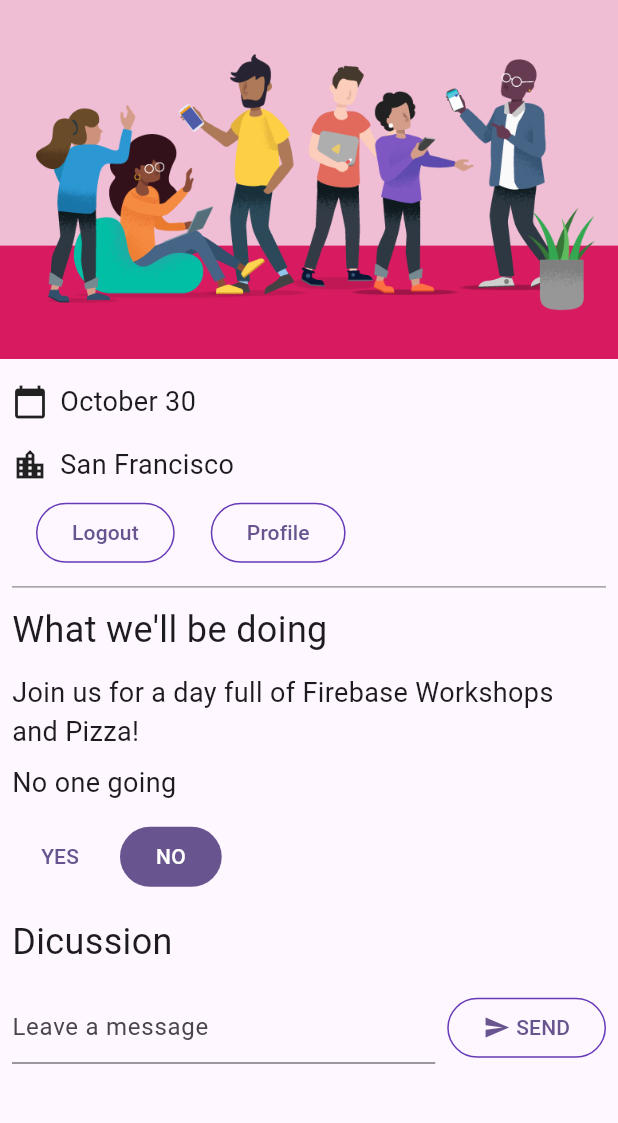
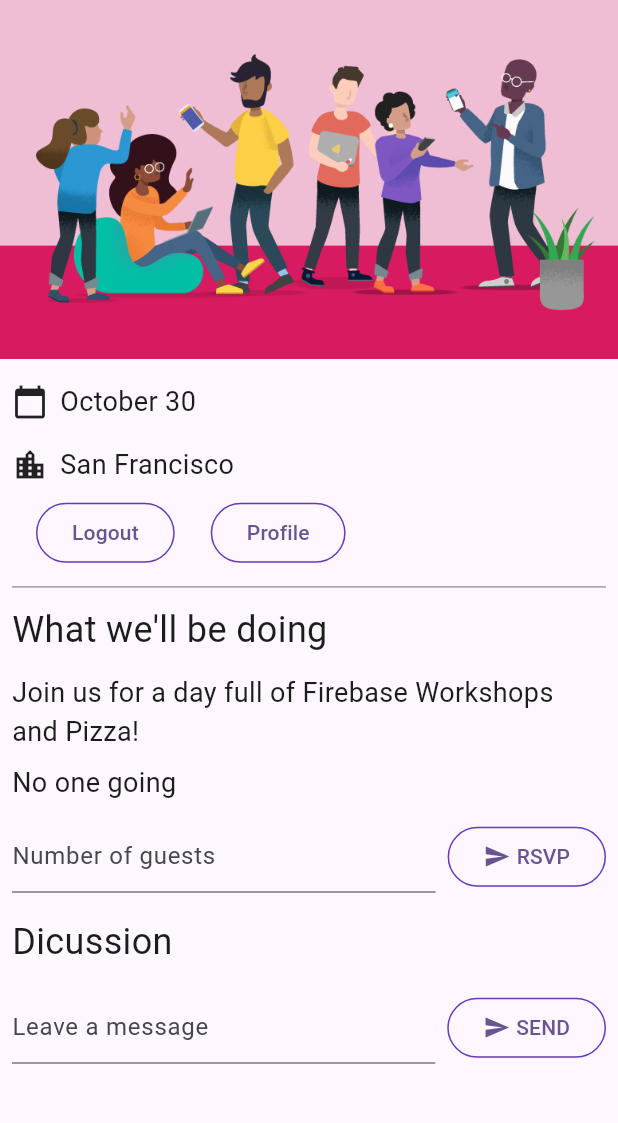
Before and after one commit to LeitMoth/firebase_demo, a Flutter app: the screen it shows once a user with an empty profile is signed in, on a phone screen of 412 x 824 dp, the part 84-1207 px from its top. Run offline on Flutter 3.47's test engine with Material 3 defaults, Android fonts, the phone set to English and light mode, and no system bars; our stand-ins replace cloud_firestore, firebase_auth, firebase_core, go_router, google_fonts; missing offline and left inert: firebase_ui_auth; accounts and stored records are empty.

Commit message:
create widget for RSVPing for multiple people, still working on app_state

```diff
--- a/firebase_demo/lib/app_state.dart
+++ b/firebase_demo/lib/app_state.dart
@@ -10,7 +10,7 @@ import 'package:flutter/material.dart';
 import 'firebase_options.dart';
 import 'guest_book_message.dart';
 
-enum Attending { yes, no, unknown }
+//enum Attending { yes, no, unknown }
 
 class ApplicationState extends ChangeNotifier {
   ApplicationState() {
@@ -24,21 +24,17 @@ class ApplicationState extends ChangeNotifier {
   List<GuestBookMessage> _guestBookMessages = [];
   List<GuestBookMessage> get guestBookMessages => _guestBookMessages;
 
-  int _attendees = 0;
-  int get attendees => _attendees;
+  int _totalAttendees = 0;
+  int get totalAttendees => _totalAttendees;
 
-  Attending _attending = Attending.unknown;
+  int _localNumAttending = 0;
   StreamSubscription<DocumentSnapshot>? _attendingSubscription;
-  Attending get attending => _attending;
-  set attending(Attending attending) {
+  int get localNumAttending => _localNumAttending;
+  set localNumAttending(int attending) {
     final userDoc = FirebaseFirestore.instance
         .collection('attendees')
         .doc(FirebaseAuth.instance.currentUser!.uid);
-    if (attending == Attending.yes) {
-      userDoc.set(<String, dynamic>{'attending': true});
-    } else {
-      userDoc.set(<String, dynamic>{'attending': false});
-    }
+    userDoc.set(<String, dynamic>{'numAttending': attending});
   }
 
   Future<void> init() async {
@@ -52,7 +48,7 @@ class ApplicationState extends ChangeNotifier {
         .where('attending', isEqualTo: true)
         .snapshots()
         .listen((snapshot) {
-      _attendees = snapshot.docs.length;
+      _totalAttendees = snapshot.docs.length;
       notifyListeners();
     });
 
@@ -81,13 +77,9 @@ class ApplicationState extends ChangeNotifier {
             .snapshots()
             .listen((snapshot) {
           if (snapshot.data() != null) {
-            if (snapshot.data()!['attending'] as bool) {
-              _attending = Attending.yes;
-            } else {
-              _attending = Attending.no;
-            }
+            _localNumAttending = snapshot.data()!['numAttending'] as int;
           } else {
-            _attending = Attending.unknown;
+            _localNumAttending = 0;
           }
           notifyListeners();
         });
--- a/firebase_demo/lib/home_page.dart
+++ b/firebase_demo/lib/home_page.dart
@@ -7,10 +7,10 @@ import 'package:firebase_auth/firebase_auth.dart'
         EmailAuthProvider,
         PhoneAuthProvider;
 import 'package:flutter/material.dart';
+import 'package:gtk_flutter/report_attending.dart';
 import 'package:provider/provider.dart';
 
 import 'app_state.dart';
-import 'yes_no_selection.dart';
 import 'guest_book.dart';
 import 'src/authentication.dart';
 
@@ -53,16 +53,17 @@ class HomePage extends StatelessWidget {
             builder: (context, appState, _) => Column(
               crossAxisAlignment: CrossAxisAlignment.start,
               children: [
-                switch (appState.attendees) {
+                switch (appState.totalAttendees) {
                   1 => const Paragraph('1 person going'),
-                  >= 2 => Paragraph('${appState.attendees} people going'),
+                  >= 2 => Paragraph('${appState.totalAttendees} people going'),
                   _ => const Paragraph('No one going'),
                 },
                 if (appState.loggedIn) ...[
-                  YesNoSelection(
-                    state: appState.attending,
-                    onSelection: (attending) => appState.attending = attending,
-                  ),
+                  // YesNoSelection(
+                  //   state: appState.localNumAttending,
+                  //   onSelection: (attending) => appState.localNumAttending = attending,
+                  // ),
+                  ReportAttending(localNumAttending: appState.localNumAttending, onUpdate: (attending) => appState.localNumAttending = attending),
                   const Header('Dicussion'),
                   GuestBook(
                     addMessage: (message) =>
--- /dev/null
+++ b/firebase_demo/lib/report_attending.dart
@@ -0,0 +1,61 @@
+import 'package:flutter/material.dart';
+
+import 'src/widgets.dart';
+
+class ReportAttending extends StatelessWidget {
+  ReportAttending({super.key, required this.localNumAttending, required this.onUpdate});
+  final int localNumAttending;
+  final void Function(int localNumAttending) onUpdate;
+
+  final _formKey = GlobalKey<FormState>(debugLabel: '_AttendingCountState');
+  final _controller = TextEditingController();
+
+  @override
+  Widget build(BuildContext context) {
+    return Padding(
+      padding: const EdgeInsets.all(8.0),
+      child: Form(
+        key: _formKey,
+        child: Row(
+          children: [
+            Expanded(
+              child: TextFormField(
+                controller: _controller,
+                decoration: const InputDecoration(
+                  hintText: 'Number of guests',
+                ),
+                keyboardType: TextInputType.number,
+                validator: (value) {
+                  int? intValue;
+                  if (value != null) {
+                    intValue = int.tryParse(value);
+                  }
+                  if (intValue == null) {
+                    return 'Please enter the size of your party';
+                  }
+                  return null;
+                },
+              ),
+            ),
+            const SizedBox(width: 8),
+            StyledButton(
+              onPressed: () async {
+                if (_formKey.currentState!.validate()) {
+                  onUpdate(int.parse(_controller.text));
+                  _controller.clear();
+                }
+              },
+              child: const Row(
+                children: [
+                  Icon(Icons.send),
+                  SizedBox(width: 4),
+                  Text('RSVP'),
+                ],
+              ),
+            ),
+          ],
+        ),
+      ),
+    );
+  }
+}
--- a/firebase_demo/lib/yes_no_selection.dart
+++ b/firebase_demo/lib/yes_no_selection.dart
@@ -3,6 +3,7 @@ import 'package:flutter/material.dart';
 import 'app_state.dart';
 import 'src/widgets.dart';
 
+/*
 class YesNoSelection extends StatelessWidget {
   const YesNoSelection(
       {super.key, required this.state, required this.onSelection});
@@ -66,3 +67,4 @@ class YesNoSelection extends StatelessWidget {
     }
   }
 }
+*/
```
